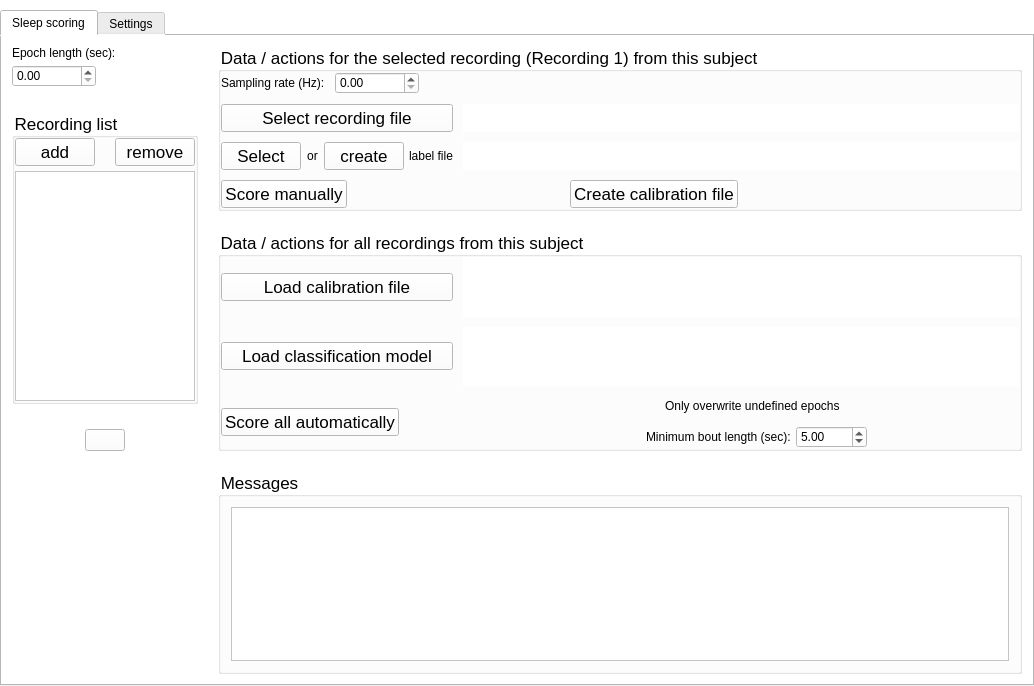
Before: the Qt Designer form accusleepy/gui/primary_window.ui in zekebarger/AccuSleePy, drawn with Qt 5.
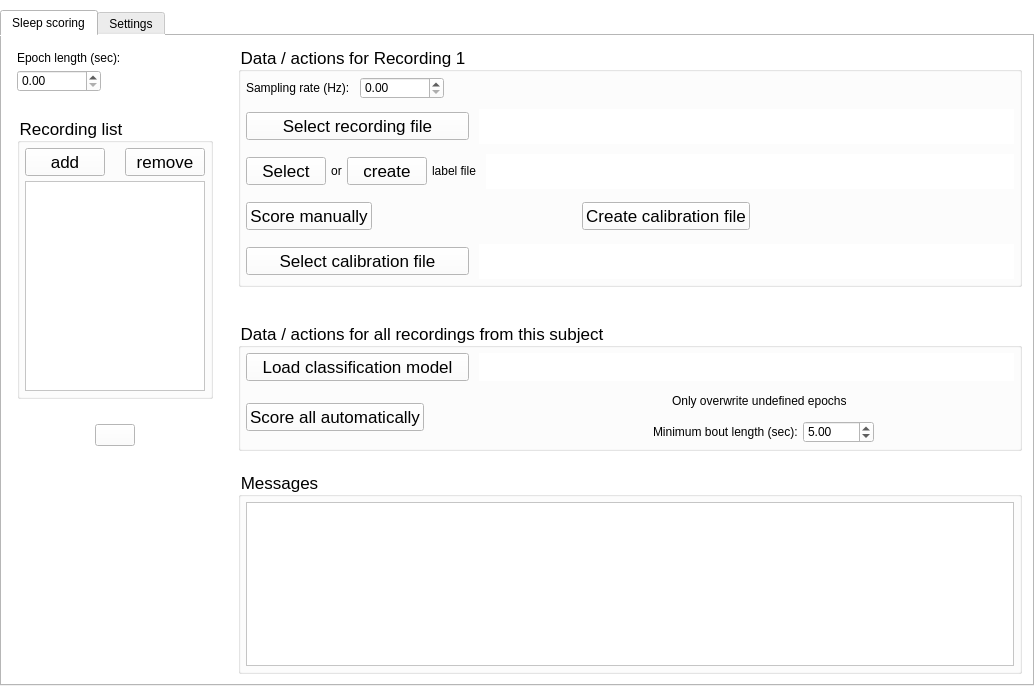
After: the same form once the commit is applied. Icons and pictures are not drawn.

Commit message: assign calibration file separately to each recording

```diff
--- a/accusleepy/gui/primary_window.ui
+++ b/accusleepy/gui/primary_window.ui
@@ -102,16 +102,16 @@
             </property>
             <layout class="QGridLayout" name="gridLayout_2">
              <property name="leftMargin">
-              <number>10</number>
+              <number>5</number>
              </property>
              <property name="topMargin">
-              <number>10</number>
+              <number>5</number>
              </property>
              <property name="rightMargin">
-              <number>10</number>
+              <number>5</number>
              </property>
              <property name="bottomMargin">
-              <number>10</number>
+              <number>5</number>
              </property>
              <item row="0" column="0">
               <widget class="QTextBrowser" name="message_area">
@@ -133,9 +133,9 @@
            </widget>
           </item>
           <item row="0" column="1">
-           <layout class="QVBoxLayout" name="recordingactionsgroupbox" stretch="0,1">
+           <layout class="QVBoxLayout" name="recordingactionsgroupbox" stretch="2,1">
             <property name="spacing">
-             <number>20</number>
+             <number>35</number>
             </property>
             <item>
              <widget class="QGroupBox" name="selected_recording_groupbox">
@@ -151,23 +151,23 @@
                </font>
               </property>
               <property name="title">
-               <string>Data / actions for the selected recording (Recording 1) from this subject</string>
+               <string>Data / actions for Recording 1</string>
               </property>
-              <layout class="QVBoxLayout" name="verticalLayout_2" stretch="1,1,1,1">
+              <layout class="QVBoxLayout" name="verticalLayout_2" stretch="1,1,1,1,1">
                <property name="spacing">
                 <number>10</number>
                </property>
                <property name="leftMargin">
-                <number>0</number>
+                <number>5</number>
                </property>
                <property name="topMargin">
-                <number>0</number>
+                <number>5</number>
                </property>
                <property name="rightMargin">
-                <number>0</number>
+                <number>5</number>
                </property>
                <property name="bottomMargin">
-                <number>0</number>
+                <number>5</number>
                </property>
                <item>
                 <layout class="QHBoxLayout" name="samplingratelayout" stretch="1,1,7">
@@ -433,43 +433,8 @@
                  </item>
                 </layout>
                </item>
-              </layout>
-             </widget>
-            </item>
-            <item>
-             <widget class="QGroupBox" name="allrecordingsgroupbox">
-              <property name="sizePolicy">
-               <sizepolicy hsizetype="Preferred" vsizetype="Preferred">
-                <horstretch>0</horstretch>
-                <verstretch>0</verstretch>
-               </sizepolicy>
-              </property>
-              <property name="font">
-               <font>
-                <pointsize>13</pointsize>
-               </font>
-              </property>
-              <property name="title">
-               <string>Data / actions for all recordings from this subject</string>
-              </property>
-              <layout class="QVBoxLayout" name="verticalLayout_3" stretch="2,2,3">
-               <property name="spacing">
-                <number>10</number>
-               </property>
-               <property name="leftMargin">
-                <number>0</number>
-               </property>
-               <property name="topMargin">
-                <number>0</number>
-               </property>
-               <property name="rightMargin">
-                <number>0</number>
-               </property>
-               <property name="bottomMargin">
-                <number>0</number>
-               </property>
                <item>
-                <layout class="QHBoxLayout" name="horizontalLayout_7" stretch="5,12">
+                <layout class="QHBoxLayout" name="load_calibration_layout" stretch="5,12">
                  <item>
                   <layout class="QHBoxLayout" name="horizontalLayout_10">
                    <property name="spacing">
@@ -484,7 +449,7 @@
                       </sizepolicy>
                      </property>
                      <property name="text">
-                      <string>Load calibration file</string>
+                      <string>Select calibration file</string>
                      </property>
                     </widget>
                    </item>
@@ -511,6 +476,41 @@
                  </item>
                 </layout>
                </item>
+              </layout>
+             </widget>
+            </item>
+            <item>
+             <widget class="QGroupBox" name="allrecordingsgroupbox">
+              <property name="sizePolicy">
+               <sizepolicy hsizetype="Preferred" vsizetype="Preferred">
+                <horstretch>0</horstretch>
+                <verstretch>0</verstretch>
+               </sizepolicy>
+              </property>
+              <property name="font">
+               <font>
+                <pointsize>13</pointsize>
+               </font>
+              </property>
+              <property name="title">
+               <string>Data / actions for all recordings from this subject</string>
+              </property>
+              <layout class="QVBoxLayout" name="verticalLayout_3" stretch="2,3">
+               <property name="spacing">
+                <number>10</number>
+               </property>
+               <property name="leftMargin">
+                <number>5</number>
+               </property>
+               <property name="topMargin">
+                <number>5</number>
+               </property>
+               <property name="rightMargin">
+                <number>5</number>
+               </property>
+               <property name="bottomMargin">
+                <number>5</number>
+               </property>
                <item>
                 <layout class="QHBoxLayout" name="horizontalLayout_9" stretch="5,12">
                  <item>
@@ -675,6 +675,18 @@
             <property name="spacing">
              <number>25</number>
             </property>
+            <property name="leftMargin">
+             <number>5</number>
+            </property>
+            <property name="topMargin">
+             <number>5</number>
+            </property>
+            <property name="rightMargin">
+             <number>5</number>
+            </property>
+            <property name="bottomMargin">
+             <number>5</number>
+            </property>
             <item>
              <layout class="QVBoxLayout" name="epoch_length_layout">
               <property name="spacing">
@@ -741,16 +753,16 @@
                 <number>5</number>
                </property>
                <property name="leftMargin">
-                <number>0</number>
+                <number>5</number>
                </property>
                <property name="topMargin">
-                <number>0</number>
+                <number>5</number>
                </property>
                <property name="rightMargin">
-                <number>0</number>
+                <number>5</number>
                </property>
                <property name="bottomMargin">
-                <number>0</number>
+                <number>5</number>
                </property>
                <item>
                 <layout class="QHBoxLayout" name="add_remove_layout" stretch="1,1">
```
Left out of the diff: 10 changed lines with no effect on the pictures. The commit also changes 3 other files.
